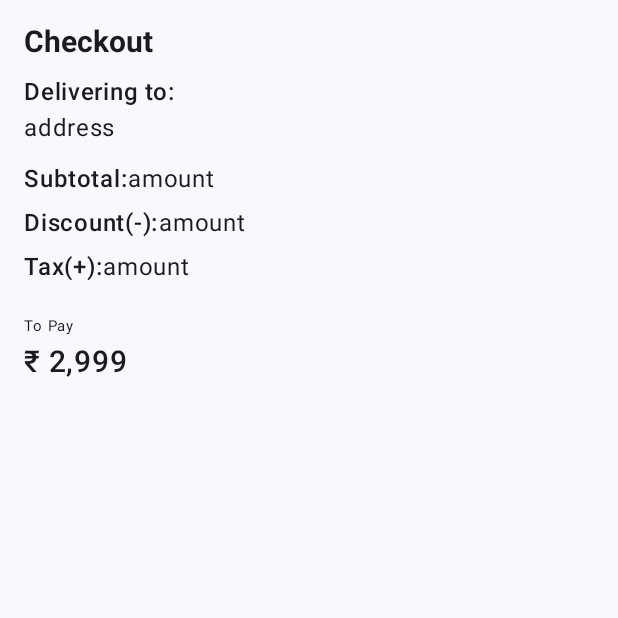
After one commit to AK1406/EcommerceApp, an Android app built with Jetpack Compose: the composable CheckoutScreen shown on its own in the app's theme, on a phone screen of 412 x 824 dp, the top half of it. The commit adds this screen. Run offline under Robolectric (Android 15) with nearby library versions, the phone set to English and light mode, and no system bars; our stand-ins replace Firebase (no records; nobody signed in at launch, a user with empty details on screens opened directly); libraries missing offline, so code that uses them is left out: com.tbuonomo.viewpagerdotsindicator; 3 statements that could not run were skipped.

Commit message:
checkout

```diff
--- a/app/src/main/java/com/example/ecommerceapp/home/HomeScreen.kt
+++ b/app/src/main/java/com/example/ecommerceapp/home/HomeScreen.kt
@@ -22,6 +22,7 @@ import androidx.compose.runtime.getValue
 import androidx.compose.runtime.livedata.observeAsState
 import androidx.compose.runtime.mutableStateOf
 import androidx.compose.runtime.remember
+import androidx.compose.runtime.saveable.rememberSaveable
 import androidx.compose.runtime.setValue
 import androidx.compose.ui.Alignment
 import androidx.compose.ui.Modifier
@@ -49,7 +50,7 @@ fun HomeScreen(
         NavItemModel("Favourite", Icons.Default.Favorite),
         NavItemModel("Home", Icons.Default.Person),
     )
-    var selectedItemIndex by remember {
+    var selectedItemIndex by rememberSaveable {
         mutableStateOf(0)
     }
 
--- a/app/src/main/java/com/example/ecommerceapp/model/UserModel.kt
+++ b/app/src/main/java/com/example/ecommerceapp/model/UserModel.kt
@@ -1,7 +1,7 @@
 package com.example.ecommerceapp.model
 
 data class UserModel(
-    val name: String?,
-    val email: String?,
-    val uid: String?
+    val name: String?="",
+    val email: String?="",
+    val uid: String?=""
 )
--- /dev/null
+++ b/app/src/main/java/com/example/ecommerceapp/navScreens/CheckoutScreen.kt
@@ -0,0 +1,101 @@
+package com.example.ecommerceapp.navScreens
+
+import android.view.View
+import androidx.compose.foundation.layout.Column
+import androidx.compose.foundation.layout.Row
+import androidx.compose.foundation.layout.Spacer
+import androidx.compose.foundation.layout.fillMaxSize
+import androidx.compose.foundation.layout.fillMaxWidth
+import androidx.compose.foundation.layout.height
+import androidx.compose.foundation.layout.padding
+import androidx.compose.material3.Text
+import androidx.compose.runtime.Composable
+import androidx.compose.runtime.getValue
+import androidx.compose.runtime.mutableStateOf
+import androidx.compose.runtime.remember
+import androidx.compose.ui.Modifier
+import androidx.compose.ui.text.TextStyle
+import androidx.compose.ui.text.font.FontWeight
+import androidx.compose.ui.unit.dp
+import androidx.compose.ui.unit.sp
+import com.example.ecommerceapp.model.ProductModel
+import com.example.ecommerceapp.model.UserModel
+import com.google.firebase.Firebase
+import com.google.firebase.FirebaseApp
+import com.google.firebase.auth.FirebaseAuth
+import com.google.firebase.firestore.firestore
+
+@Composable
+fun CheckoutScreen(modifier: Modifier = Modifier) {
+
+    val userModel = remember { mutableStateOf(UserModel()) }
+    val productList = remember { mutableStateOf<List<ProductModel>>(emptyList()) }
+
+    Firebase.firestore.collection("users").document(FirebaseAuth.getInstance().uid!!)
+        .get().addOnCompleteListener{
+            if(it.isSuccessful){
+                val result = it.result.toObject(UserModel::class.java)
+                if(result != null){
+                    userModel.value = result
+
+                    Firebase.firestore.collection("data").document("stocks").collection("products")
+                        //TODO: extract product
+                }
+            }
+        }
+
+    Column(
+        modifier = Modifier
+            .fillMaxSize()
+            .padding(16.dp)
+    ) {
+        Text(
+            text = "Checkout",
+            style = TextStyle(
+                fontSize = 20.sp,
+                fontWeight = FontWeight.Bold
+            )
+        )
+        Spacer(modifier = Modifier.height(10.dp))
+        Text(
+            text = "Delivering to:",
+            fontWeight = FontWeight.SemiBold
+        )
+        Text(
+            text = "address", fontSize = 16.sp
+        )
+        Spacer(modifier = Modifier.height(10.dp))
+        Row(modifier = Modifier.fillMaxWidth()) {
+            Text(
+                text = "Subtotal:",
+                fontSize = 16.sp,
+                fontWeight = FontWeight.SemiBold
+            )
+            Text(text = "amount", fontSize = 16.sp, modifier = Modifier.weight(1f))
+        }
+        Spacer(modifier = Modifier.height(5.dp))
+        Row(modifier = Modifier.fillMaxWidth()) {
+            Text(
+                text = "Discount(-):",
+                fontSize = 16.sp,
+                fontWeight = FontWeight.SemiBold
+            )
+            Text(text = "amount", fontSize = 16.sp, modifier = Modifier.weight(1f))
+        }
+        Spacer(modifier = Modifier.height(5.dp))
+        Row(modifier = Modifier.fillMaxWidth()) {
+            Text(
+                text = "Tax(+):",
+                fontSize = 16.sp,
+                fontWeight = FontWeight.SemiBold
+            )
+            Text(text = "amount", fontSize = 16.sp, modifier = Modifier.weight(1f))
+        }
+        Spacer(modifier = Modifier.height(15.dp))
+        Text(text = "To Pay", fontSize = 10.sp)
+        Text(
+            text = "₹ 2,999", fontSize = 20.sp,
+            fontWeight = FontWeight.SemiBold
+        )
+    }
+}
--- a/app/src/main/java/com/example/ecommerceapp/viewmodel/AuthViewModel.kt
+++ b/app/src/main/java/com/example/ecommerceapp/viewmodel/AuthViewModel.kt
@@ -1,7 +1,5 @@
 package com.example.ecommerceapp.viewmodel
 
-import android.widget.Toast
-import androidx.compose.ui.platform.LocalContext
 import androidx.lifecycle.LiveData
 import androidx.lifecycle.MutableLiveData
 import androidx.lifecycle.ViewModel
@@ -10,7 +8,7 @@ import com.example.ecommerceapp.model.UserModel
 import com.google.firebase.Firebase
 import com.google.firebase.auth.FirebaseAuth
 import com.google.firebase.firestore.firestore
-import kotlin.math.truncate
+
 
 class AuthViewModel : ViewModel() {
     val auth: FirebaseAuth = FirebaseAuth.getInstance()
```
